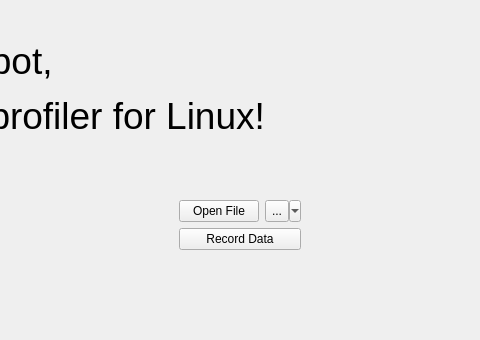
Qt form src/startpage.ui (KDAB/hotspot) before a commit; both pictures show x 301 to 781 and y 0 to 340 of the 1081 by 340 pixel window.
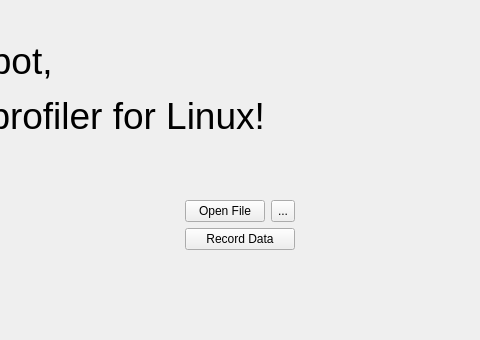
The same form after that commit. Icons and pictures are not drawn.

Commit message:
Remove the inline menu for the path settings
Rely on the new settings dialog instead. This unifies
the whole concept and is a more common UI workflow too.

What changed in the file:
```diff
--- a/src/startpage.ui
+++ b/src/startpage.ui
@@ -113,7 +113,7 @@
                  <normaloff>.</normaloff>.</iconset>
                </property>
                <property name="popupMode">
-                <enum>QToolButton::MenuButtonPopup</enum>
+                <enum>QToolButton::InstantPopup</enum>
                </property>
               </widget>
              </item>
```
The commit also changes 5 other files.
